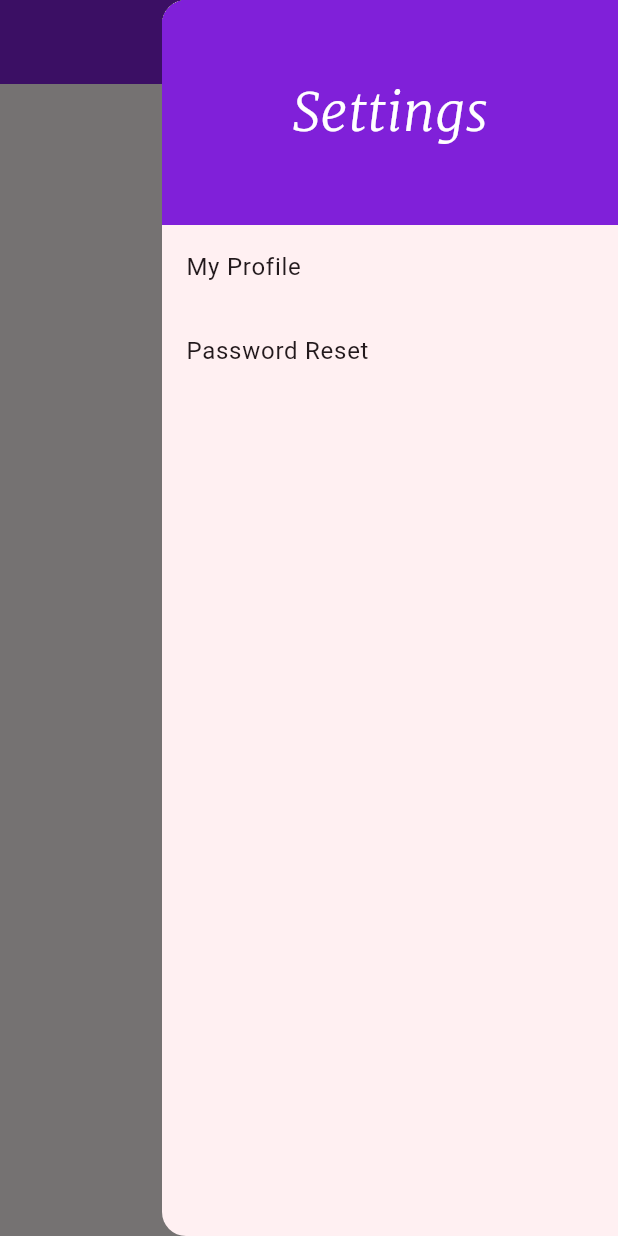
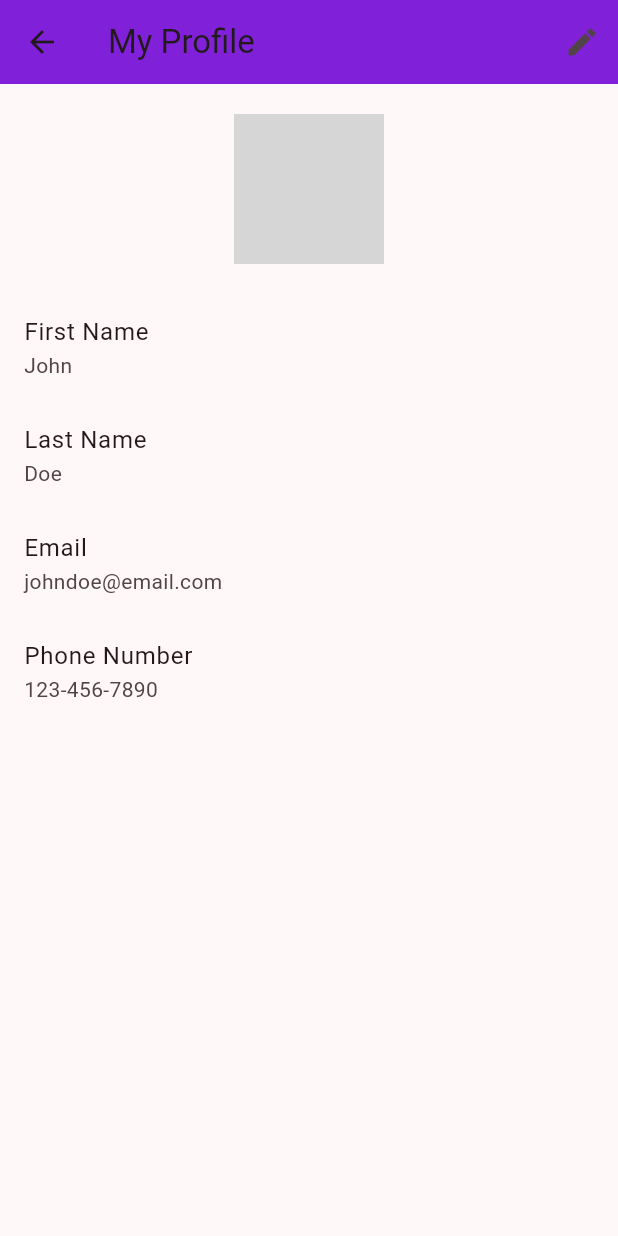
Before and after one commit to akash17patel/CTRL-ALT-ELITE-CSCE-4901, a Flutter app: the screen it shows after launch, after a tap on the "settings" icon, after a tap on "My Profile", on a phone screen of 412 x 824 dp. Run offline on Flutter 3.47's test engine with Material 2 defaults, Android fonts, the phone set to English and light mode, and no system bars; our stand-ins replace image_picker; grey boxes are pictures that could not be loaded.

Commit message:
Update app

```diff
--- /dev/null
+++ b/lib/common.dart
@@ -0,0 +1,51 @@
+import 'package:flutter/material.dart';
+
+// Common constants
+const primaryColor = Color.fromRGBO(128, 32, 217, 1.0);
+
+// Common AppBar widget
+AppBar buildAppBar(String title, GlobalKey<ScaffoldState> scaffoldKey) {
+  return AppBar(
+    title: Center(
+      child: Text(
+        title,
+        style: TextStyle(
+          fontFamily: 'Merriweather-Bold',
+          fontSize: 25.0,
+          color: const Color.fromARGB(255, 0, 0, 0),
+          fontWeight: FontWeight.bold,
+        ),
+      ),
+    ),
+    actions: [
+      IconButton(
+        icon: Icon(Icons.settings),
+        onPressed: () {
+          scaffoldKey.currentState?.openEndDrawer();
+        },
+      ),
+    ],
+  );
+}
+
+// Common Drawer Header widget
+DrawerHeader buildDrawerHeader(String title) {
+  return DrawerHeader(
+    decoration: BoxDecoration(
+      color: primaryColor, // Use the primaryColor constant here
+    ),
+    child: Container(
+      height: 150,
+      child: Center(
+        child: Text(
+          title,
+          style: TextStyle(
+            fontFamily: 'Merriweather-LightItalic',
+            fontSize: 35,
+            color: Color.fromARGB(255, 255, 255, 255),
+          ),
+        ),
+      ),
+    ),
+  );
+}
--- /dev/null
+++ b/lib/home_screen.dart
@@ -0,0 +1,56 @@
+import 'package:flutter/material.dart';
+import 'settings_drawer.dart';
+import 'settings_tab.dart';
+import 'home_tab.dart';
+import 'common.dart';
+
+class HomeScreen extends StatefulWidget {
+  final String title;
+
+  const HomeScreen({Key? key, required this.title}) : super(key: key);
+
+  @override
+  _HomeScreenState createState() => _HomeScreenState();
+}
+
+class _HomeScreenState extends State<HomeScreen> {
+  final GlobalKey<ScaffoldState> _scaffoldKey = GlobalKey<ScaffoldState>();
+
+  @override
+  Widget build(BuildContext context) {
+    return DefaultTabController(
+      length: 2,
+      child: Scaffold(
+        key: _scaffoldKey,
+        appBar: AppBar(
+          title: Center(
+            child: Text(
+              'MindLift',
+              style: TextStyle(
+                fontFamily: 'Merriweather-Bold',
+                fontSize: 25.0,
+                color: const Color.fromARGB(255, 0, 0, 0),
+                fontWeight: FontWeight.bold,
+              ),
+            ),
+          ),
+          actions: [
+            IconButton(
+              icon: Icon(Icons.settings),
+              onPressed: () {
+                _scaffoldKey.currentState?.openEndDrawer();
+              },
+            ),
+          ],
+        ),
+        endDrawer: SettingsDrawer(),
+        body: TabBarView(
+          children: [
+            HomeTab(),
+            SettingsTab(),
+          ],
+        ),
+      ),
+    );
+  }
+}
--- /dev/null
+++ b/lib/home_tab.dart
@@ -0,0 +1,12 @@
+import 'package:flutter/material.dart';
+
+class HomeTab extends StatelessWidget {
+  @override
+  Widget build(BuildContext context) {
+    return Center(
+      child: Text(
+        'Home Tab Content',
+      ),
+    );
+  }
+}
--- a/lib/main.dart
+++ b/lib/main.dart
@@ -1,4 +1,5 @@
 import 'package:flutter/material.dart';
+import 'home_screen.dart';
 
 void main() {
   runApp(const MyApp());
@@ -7,7 +8,6 @@ void main() {
 class MyApp extends StatelessWidget {
   const MyApp({super.key});
 
-  // Root of the application
   @override
   Widget build(BuildContext context) {
     return MaterialApp(
@@ -25,212 +25,3 @@ class MyApp extends StatelessWidget {
     );
   }
 }
-
-class HomeTab extends StatelessWidget {
-  @override
-  Widget build(BuildContext context) {
-    return Center(
-      child: Text(
-        'Home Tab Content', // Replace this with your actual home tab content
-      ),
-    );
-  }
-}
-
-class HomeScreen extends StatefulWidget {
-  final String title;
-
-  const HomeScreen({Key? key, required this.title}) : super(key: key);
-
-  @override
-  _HomeScreenState createState() => _HomeScreenState();
-}
-
-class _HomeScreenState extends State<HomeScreen> {
-  final GlobalKey<ScaffoldState> _scaffoldKey = GlobalKey<ScaffoldState>();
-
-  @override
-  Widget build(BuildContext context) {
-    return DefaultTabController(
-      length: 2, // Number of tabs
-      child: Scaffold(
-        key: _scaffoldKey, // Attaching the GlobalKey to the Scaffold
-        appBar: AppBar(
-          title: Center(
-            child: Text(
-              'MindLift',
-              style: TextStyle(
-                fontFamily: 'Merriweather-Bold',
-                fontSize: 25.0,
-                color: const Color.fromARGB(255, 0, 0, 0),
-                fontWeight: FontWeight.bold,
-              ),
-            ),
-          ),
-          actions: [
-            IconButton(
-              icon: Icon(Icons.settings),
-              onPressed: () {
-                // Open the endDrawer (SettingsDrawer)
-                _scaffoldKey.currentState?.openEndDrawer();
-              },
-            ),
-          ],
-        ),
-        endDrawer: SettingsDrawer(), // Add the SettingsDrawer to the endDrawer
-        body: TabBarView(
-          children: [
-            HomeTab(), // Home Tab content (if any)
-            SettingsTab(), // Settings tab content
-          ],
-        ),
-      ),
-    );
-  }
-}
-
-class SettingsDrawer extends StatelessWidget {
-  @override
-  Widget build(BuildContext context) {
-    return Drawer(
-      child: Column(
-        children: <Widget>[
-          Container(
-            height: 150,
-            color: Theme.of(context).primaryColor,
-            child: Center(
-              child: Text(
-                'Settings',
-                style: TextStyle(
-                  fontFamily: 'Merriweather-LightItalic',
-                  fontSize: 35,
-                  color: Color.fromARGB(255, 255, 255, 255),
-                ),
-              ),
-            ),
-          ),
-          ListTile(
-            title: Text('My Profile'),
-            onTap: () {
-              // Implement the action for Option 1, e.g., navigate to a new page
-            },
-          ),
-          ListTile(
-            title: Text('Password Reset'),
-            onTap: () {
-              Navigator.of(context).push(
-                MaterialPageRoute(
-                  builder: (context) {
-                    return PasswordResetPage();
-                  },
-                ),
-              );
-            },
-          ),
-          // Add more ListTile items for additional options
-        ],
-      ),
-    );
-  }
-}
-
-class SettingsTab extends StatefulWidget {
-  @override
-  _SettingsTabState createState() => _SettingsTabState();
-}
-
-class _SettingsTabState extends State<SettingsTab> {
-  @override
-  Widget build(BuildContext context) {
-    return Padding(
-      padding: const EdgeInsets.all(16.0),
-      child: Column(
-        mainAxisAlignment: MainAxisAlignment.center,
-        children: <Widget>[
-          PopupMenuButton<String>(
-            onSelected: (String choice) {
-              if (choice == 'Open New Tab') {
-                DefaultTabController.of(context)
-                    ?.animateTo(1); // Change to the index of your new tab
-              }
-            },
-            itemBuilder: (BuildContext context) {
-              return <PopupMenuEntry<String>>[
-                PopupMenuItem<String>(
-                  value: 'Open New Tab',
-                  child: Text('Open New Tab'),
-                ),
-              ];
-            },
-          ),
-        ],
-      ),
-    );
-  }
-}
-
-class PasswordResetPage extends StatefulWidget {
-  @override
-  _PasswordResetPageState createState() => _PasswordResetPageState();
-}
-
-class _PasswordResetPageState extends State<PasswordResetPage> {
-  String _email = '';
-  String _message = ''; // Variable to store the message
-
-  void _resetPassword() {
-    if (_email.contains('@')) {
-      setState(() {
-        _message = 'Sent'; // Email is valid, set the message to 'Sent'
-      });
-    } else {
-      setState(() {
-        _message =
-            'Email Invalid'; // Email is invalid, set the message to 'Email Invalid'
-      });
-    }
-  }
-
-  @override
-  Widget build(BuildContext context) {
-    return Scaffold(
-      appBar: AppBar(
-        title: Text('Password Reset'),
-      ),
-      body: Padding(
-        padding: const EdgeInsets.all(16.0),
-        child: Column(
-          mainAxisAlignment: MainAxisAlignment.center,
-          children: <Widget>[
-            TextField(
-              onChanged: (value) {
-                setState(() {
-                  _email = value;
-                });
-              },
-              decoration: InputDecoration(
-                labelText: 'Email',
-                hintText: 'Enter your email',
-              ),
-            ),
-            SizedBox(height: 20),
-            ElevatedButton(
-              onPressed: () {
-                _resetPassword();
-              },
-              child: Text('Reset Password'),
-            ),
-            SizedBox(height: 20),
-            Text(
-              _message, // Display message based on email validation
-              style: TextStyle(
-                fontSize: 18,
-                color: Colors.red,
-              ),
-            ),
-          ],
-        ),
-      ),
-    );
-  }
-}
--- /dev/null
+++ b/lib/my_profile_page.dart
@@ -0,0 +1,169 @@
+import 'package:flutter/material.dart';
+import 'package:image_picker/image_picker.dart'; // Import the image_picker package
+import 'dart:io'; // Import 'dart:io' for File class
+
+class MyProfilePage extends StatefulWidget {
+  @override
+  _MyProfilePageState createState() => _MyProfilePageState();
+}
+
+class _MyProfilePageState extends State<MyProfilePage> {
+  String firstName = 'John'; // Replace with user data
+  String lastName = 'Doe'; // Replace with user data
+  String email = 'johndoe@email.com'; // Replace with user data
+  String phoneNumber = '123-456-7890'; // Replace with user data
+
+  TextEditingController firstNameController = TextEditingController();
+  TextEditingController lastNameController = TextEditingController();
+  TextEditingController emailController = TextEditingController();
+  TextEditingController phoneNumberController = TextEditingController();
+
+  bool isEditing = false;
+  File? profilePictureFile; // Use File from dart:io
+
+  @override
+  void initState() {
+    super.initState();
+    firstNameController.text = firstName;
+    lastNameController.text = lastName;
+    emailController.text = email;
+    phoneNumberController.text = phoneNumber;
+  }
+
+  @override
+  void dispose() {
+    firstNameController.dispose();
+    lastNameController.dispose();
+    emailController.dispose();
+    phoneNumberController.dispose();
+    super.dispose();
+  }
+
+  void toggleEditing() {
+    setState(() {
+      isEditing = !isEditing;
+    });
+  }
+
+  Future<void> pickProfilePicture() async {
+    final picker = ImagePicker();
+
+    // Show options to select from camera or gallery
+    showDialog(
+      context: context,
+      builder: (BuildContext context) {
+        return SimpleDialog(
+          title: Text("Choose an option"),
+          children: <Widget>[
+            SimpleDialogOption(
+              onPressed: () async {
+                Navigator.pop(context);
+                final pickedFile =
+                    await picker.pickImage(source: ImageSource.gallery);
+                _updateProfilePicture(pickedFile);
+              },
+              child: Text("Pick from Gallery"),
+            ),
+            SimpleDialogOption(
+              onPressed: () async {
+                Navigator.pop(context);
+                final pickedFile =
+                    await picker.pickImage(source: ImageSource.camera);
+                _updateProfilePicture(pickedFile);
+              },
+              child: Text("Take a Photo"),
+            ),
+          ],
+        );
+      },
+    );
+  }
+
+  void _updateProfilePicture(XFile? pickedFile) {
+    setState(() {
+      profilePictureFile = pickedFile != null ? File(pickedFile.path) : null;
+    });
+  }
+
+  void saveChanges() {
+    // Implement the logic to save the changes
+    setState(() {
+      isEditing = false;
+      // Update the values with the edited text
+      firstName = firstNameController.text;
+      lastName = lastNameController.text;
+      email = emailController.text;
+      phoneNumber = phoneNumberController.text;
+    });
+  }
+
+  @override
+  Widget build(BuildContext context) {
+    return Scaffold(
+      appBar: AppBar(
+        title: Text('My Profile'),
+        actions: [
+          isEditing
+              ? IconButton(
+                  icon: Icon(Icons.save),
+                  onPressed: saveChanges,
+                )
+              : IconButton(
+                  icon: Icon(Icons.edit),
+                  onPressed: toggleEditing,
+                ),
+        ],
+      ),
+      body: Column(
+        children: [
+          Padding(
+            padding: const EdgeInsets.all(20.0),
+            child: Stack(
+              alignment: Alignment.center,
+              children: [
+                GestureDetector(
+                  onTap: isEditing ? pickProfilePicture : null,
+                  child: CircleAvatar(
+                    radius: 50,
+                    backgroundImage: profilePictureFile != null
+                        ? FileImage(profilePictureFile!) as ImageProvider
+                        : AssetImage(
+                            'assets/profile_picture.jpg'), // Provide a default image asset
+                  ),
+                ),
+                if (isEditing)
+                  Container(
+                    decoration: BoxDecoration(
+                      color: Colors.white,
+                      shape: BoxShape.circle,
+                    ),
+                    child: Icon(Icons.camera_alt),
+                  ),
+              ],
+            ),
+          ),
+          buildEditableField('First Name', firstNameController, Icons.person),
+          buildEditableField('Last Name', lastNameController, Icons.person),
+          buildEditableField('Email', emailController, Icons.email),
+          buildEditableField(
+              'Phone Number', phoneNumberController, Icons.phone),
+        ],
+      ),
+    );
+  }
+
+  Widget buildEditableField(
+      String title, TextEditingController controller, IconData icon) {
+    return ListTile(
+      title: Text(title),
+      subtitle: isEditing
+          ? TextFormField(
+              controller: controller,
+              decoration: InputDecoration(
+                hintText: 'Enter $title',
+              ),
+            )
+          : Text(controller.text),
+    );
+  }
+}
--- /dev/null
+++ b/lib/settings_drawer.dart
@@ -0,0 +1,42 @@
+import 'package:flutter/material.dart';
+import 'common.dart';
+import 'password_reset_page.dart';
+import 'my_profile_page.dart';
+
+class SettingsDrawer extends StatelessWidget {
+  @override
+  Widget build(BuildContext context) {
+    return Drawer(
+      child: Column(
+        children: <Widget>[
+          buildDrawerHeader('Settings'),
+          ListTile(
+            title: Text('My Profile'),
+            onTap: () {
+              Navigator.of(context).push(
+                MaterialPageRoute(
+                  builder: (context) {
+                    return MyProfilePage();
+                  },
+                ),
+              );
+            },
+          ),
+          ListTile(
+            title: Text('Password Reset'),
+            onTap: () {
+              Navigator.of(context).push(
+                MaterialPageRoute(
+                  builder: (context) {
+                    return PasswordResetPage();
+                  },
+                ),
+              );
+            },
+          ),
+          // Add more ListTile items for additional options
+        ],
+      ),
+    );
+  }
+}
--- a/pubspec.yaml
+++ b/pubspec.yaml
@@ -30,6 +30,7 @@ environment:
 dependencies:
   flutter:
     sdk: flutter
+  image_picker: ^0.8.4  # Use the latest version available
 
 
   # The following adds the Cupertino Icons font to your application.
```
Also changed, not shown: lib/password_reset_page.dart (added, +66 -0 lines), lib/settings_tab.dart (added, +37 -0 lines), pubspec.lock, 7 other files.
